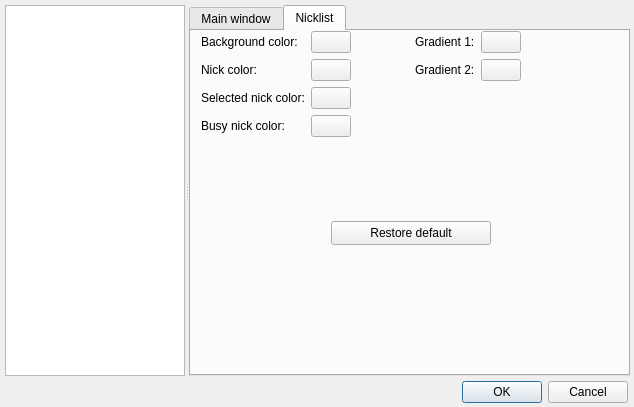
gitter-badger/simplechatclient, file ui/options.ui: the form before one commit.
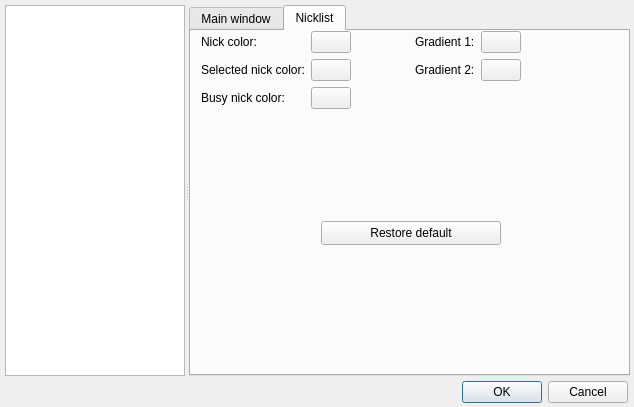
The form after the commit. The open tabs and pages were chosen to show the change. Icons and pictures are not drawn.

Commit message: remove nicklist background color

The edit to the form file:
```diff
--- a/ui/options.ui
+++ b/ui/options.ui
@@ -746,33 +746,13 @@
             <enum>QFormLayout::ExpandingFieldsGrow</enum>
            </property>
            <item row="0" column="0">
-            <widget class="QLabel" name="label_nicklist_background_color">
-             <property name="text">
-              <string>Background color:</string>
-             </property>
-            </widget>
-           </item>
-           <item row="0" column="1">
-            <widget class="QPushButton" name="pushButton_nicklist_background_color">
-             <property name="text">
-              <string/>
-             </property>
-             <property name="iconSize">
-              <size>
-               <width>50</width>
-               <height>15</height>
-              </size>
-             </property>
-            </widget>
-           </item>
-           <item row="1" column="0">
             <widget class="QLabel" name="label_nicklist_nick_color">
              <property name="text">
               <string>Nick color:</string>
              </property>
             </widget>
            </item>
-           <item row="1" column="1">
+           <item row="0" column="1">
             <widget class="QPushButton" name="pushButton_nicklist_nick_color">
              <property name="text">
               <string/>
@@ -785,14 +765,14 @@
              </property>
             </widget>
            </item>
-           <item row="2" column="0">
+           <item row="1" column="0">
             <widget class="QLabel" name="label_nicklist_selected_nick_color">
              <property name="text">
               <string>Selected nick color:</string>
              </property>
             </widget>
            </item>
-           <item row="2" column="1">
+           <item row="1" column="1">
             <widget class="QPushButton" name="pushButton_nicklist_selected_nick_color">
              <property name="text">
               <string/>
@@ -805,14 +785,14 @@
              </property>
             </widget>
            </item>
-           <item row="3" column="0">
+           <item row="2" column="0">
             <widget class="QLabel" name="label_nicklist_busy_nick_color">
              <property name="text">
               <string>Busy nick color:</string>
              </property>
             </widget>
            </item>
-           <item row="3" column="1">
+           <item row="2" column="1">
             <widget class="QPushButton" name="pushButton_nicklist_busy_nick_color">
              <property name="text">
               <string/>
@@ -879,9 +859,9 @@
        <widget class="QPushButton" name="pushButton_nicklist_restore_default">
         <property name="geometry">
          <rect>
-          <x>140</x>
+          <x>130</x>
           <y>190</y>
-          <width>160</width>
+          <width>180</width>
           <height>24</height>
          </rect>
         </property>
```
Left out of the diff: 4 changed lines with no effect on the pictures. The commit also changes 6 other files.
